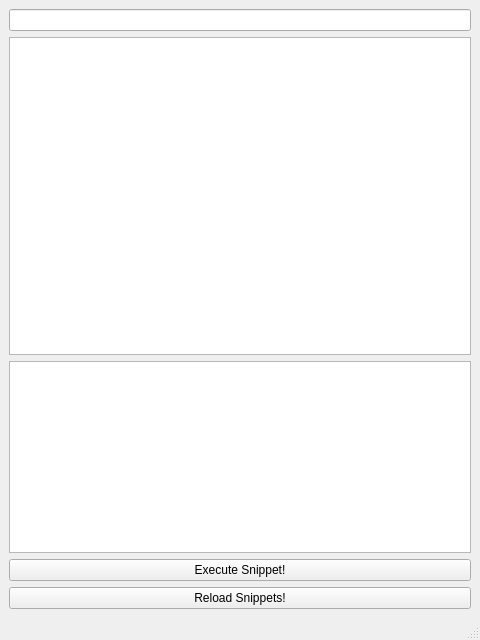
KelSolaar/Snippets, file src/maya/ui/Loader.ui: the form before one commit.
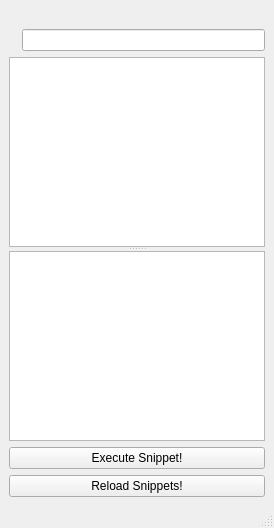
The form after the commit.

Commit message: Update loader and various snippets code.

The edit to the form file:
```diff
--- a/src/maya/ui/Loader.ui
+++ b/src/maya/ui/Loader.ui
@@ -2,49 +2,45 @@
 <ui version="4.0">
  <class>Loader_MainWindow</class>
  <widget class="QMainWindow" name="Loader_MainWindow">
-  <property name="geometry">
-   <rect>
-    <x>0</x>
-    <y>0</y>
-    <width>480</width>
-    <height>640</height>
-   </rect>
-  </property>
   <property name="windowTitle">
    <string>Snippets Loader</string>
   </property>
-  <widget class="QWidget" name="centralwidget">
-   <layout class="QGridLayout">
-    <property name="margin">
-     <number>9</number>
-    </property>
-    <property name="spacing">
-     <number>6</number>
-    </property>
+  <widget class="QWidget" name="Loader_centralwidget">
+   <layout class="QGridLayout" name="gridLayout">
+    <item row="0" column="0" colspan="2">
+     <widget class="QLabel" name="Snippets_Loader_Logo_label">
+      <property name="text">
+       <string/>
+      </property>
+     </widget>
+    </item>
     <item row="1" column="0">
-     <widget class="QListWidget" name="Methods_listWidget"/>
+     <widget class="QLabel" name="Search_Icon_label">
+      <property name="text">
+       <string/>
+      </property>
+     </widget>
     </item>
-    <item row="3" column="0">
+    <item row="1" column="1">
+     <widget class="QLineEdit" name="Search_lineEdit"/>
+    </item>
+    <item row="2" column="0" colspan="2">
+     <widget class="QSplitter" name="Loader_splitter">
+      <property name="orientation">
+       <enum>Qt::Vertical</enum>
+      </property>
+      <widget class="QListWidget" name="Methods_listWidget"/>
+      <widget class="QTextBrowser" name="Informations_textBrowser"/>
+     </widget>
+    </item>
+    <item row="3" column="0" colspan="2">
      <widget class="QPushButton" name="Execute_Snippet_pushButton">
       <property name="text">
        <string>Execute Snippet!</string>
       </property>
      </widget>
     </item>
-    <item row="0" column="0">
-     <widget class="QLineEdit" name="Search_lineEdit"/>
-    </item>
-    <item row="2" column="0">
-     <widget class="QTextBrowser" name="Informations_textBrowser">
-      <property name="sizePolicy">
-       <sizepolicy hsizetype="Expanding" vsizetype="Minimum">
-        <horstretch>0</horstretch>
-        <verstretch>0</verstretch>
-       </sizepolicy>
-      </property>
-     </widget>
-    </item>
-    <item row="4" column="0">
+    <item row="4" column="0" colspan="2">
      <widget class="QPushButton" name="Reload_Snippets_pushButton">
       <property name="text">
        <string>Reload Snippets!</string>
```
The commit also changes 12 other files.
